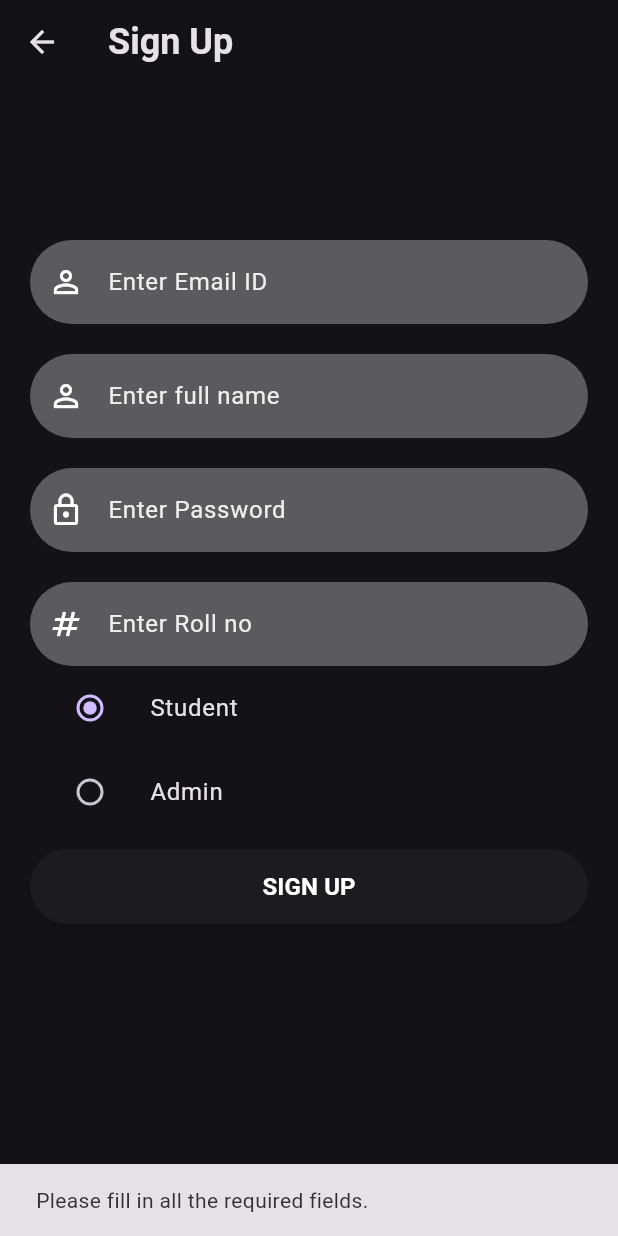
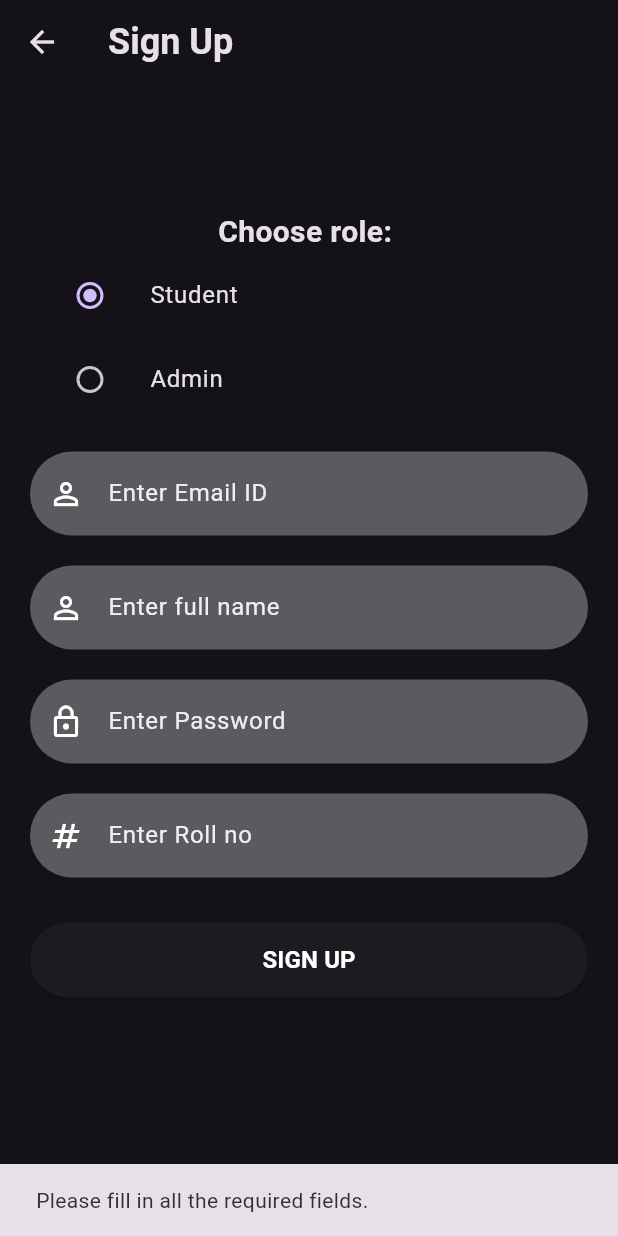
Before and after one commit to Akshat-Bharara/IRIS_2023_Akshat_231CS110, a Flutter app: the SignUpScreen screen opened directly, after a tap on "SIGN UP", on a phone screen of 412 x 824 dp. Run offline on Flutter 3.47's test engine with Material 3 defaults, Android fonts, the phone set to English and light mode, and no system bars; our stand-ins replace cloud_firestore, firebase_auth, firebase_core, firebase_messaging, hive, hive_flutter; accounts and stored records are empty.

Commit message:
Some small changes

```diff
--- a/lib/screens/admin_home_screen.dart
+++ b/lib/screens/admin_home_screen.dart
@@ -23,9 +23,8 @@ class _AdminHomeScreenState extends State<AdminHomeScreen> {
         decoration: BoxDecoration(
           gradient: LinearGradient(
             colors: [
-              hexStringToColor("CB2B93"),
-              hexStringToColor("9546C4"),
-              hexStringToColor("5E61F4")
+              hexStringToColor("00458e"),
+              hexStringToColor("000328")
             ],
             begin: Alignment.topCenter,
             end: Alignment.bottomCenter,
--- a/lib/screens/deduct_mess_balance.dart
+++ b/lib/screens/deduct_mess_balance.dart
@@ -52,6 +52,10 @@ class _DeductMessBalanceState extends State<DeductMessBalance> {
     QuerySnapshot querySnapshot = await usersCollection.where('role', isEqualTo: 'student').get();
 
     for (QueryDocumentSnapshot document in querySnapshot.docs) {
+
+      if(document['mess']=="Not allotted"){
+        continue;
+      }
 
       int difference = date2.difference(date1).inDays;
 
--- a/lib/screens/signup_screen.dart
+++ b/lib/screens/signup_screen.dart
@@ -12,66 +12,42 @@ class SignUpScreen extends StatefulWidget {
 }
 
 class _SignUpScreenState extends State<SignUpScreen> {
-
   TextEditingController _passwordTextController = TextEditingController();
   TextEditingController _emailTextController = TextEditingController();
   TextEditingController _nameTextController = TextEditingController();
   TextEditingController _rollnoTextController = TextEditingController();
-  var selectedOption="student";
-
-
+  var selectedOption = "student";
 
   @override
   Widget build(BuildContext context) {
-
-
-
-    return Scaffold(extendBodyBehindAppBar: true, appBar: AppBar(
+    return Scaffold(
+      extendBodyBehindAppBar: true,
+      appBar: AppBar(
         backgroundColor: Colors.transparent,
         elevation: 0,
-      title: const Text("Sign Up", style: TextStyle(fontSize: 24, fontWeight: FontWeight.bold),
+        title: const Text(
+          "Sign Up",
+          style: TextStyle(fontSize: 24, fontWeight: FontWeight.bold),
         ),
       ),
-
       body: Container(
         child: SingleChildScrollView(
           child: Padding(
-            padding: EdgeInsets.fromLTRB(20, 120, 20,0),
+            padding: EdgeInsets.fromLTRB(20, 120, 20, 0),
             child: Column(
-              children: <Widget> [
-
-
-
+              children: <Widget>[
                 const SizedBox(
                   height: 20,
                 ),
 
-                const SizedBox(
-                  height: 20,
+                const Text(
+                  "Choose role: ",
+                  style: TextStyle(fontSize: 20, fontWeight: FontWeight.bold),
+                  textAlign: TextAlign.justify,
                 ),
-                reusableTextField("Enter Email ID", Icons.person_outline, false, _emailTextController),
-
-                const SizedBox(
-                  height: 20,
-                ),
-                reusableTextField("Enter full name", Icons.person_outline, false, _nameTextController),
-
-                const SizedBox(
-                  height: 20,
-                ),
-                reusableTextField("Enter Password", Icons.lock_outline, true, _passwordTextController),
-
-
-
-
-
-                const SizedBox(
-                  height: 20,
-                ),
-                reusableTextField("Enter Roll no", Icons.numbers, false, _rollnoTextController),
 
                 Column(
-                  children: <Widget> [
+                  children: <Widget>[
                     ListTile(
                       title: const Text("Student"),
                       leading: Radio(
@@ -91,18 +67,46 @@ class _SignUpScreenState extends State<SignUpScreen> {
                             setState(() {
                               selectedOption = value!;
                             });
-                        })),
-
+                          }),
+                    ),
                   ],
                 ),
 
 
 
+                const SizedBox(
+                  height: 20,
+                ),
+
+                reusableTextField(
+                    "Enter Email ID", Icons.person_outline, false, _emailTextController),
+                const SizedBox(
+                  height: 20,
+                ),
+                reusableTextField(
+                    "Enter full name", Icons.person_outline, false, _nameTextController),
+                const SizedBox(
+                  height: 20,
+                ),
+                reusableTextField(
+                    "Enter Password", Icons.lock_outline, true, _passwordTextController),
+                if (selectedOption == "student")
+                  const SizedBox(
+                    height: 20,
+                  ),
+                if (selectedOption == "student")
+                  reusableTextField(
+                      "Enter Roll no", Icons.numbers, false, _rollnoTextController),
+
+                const SizedBox(
+                  height: 20,
+                ),
+
                 signInSignUpButton(context, false, () async {
                   if (_emailTextController.text.isEmpty ||
                       _nameTextController.text.isEmpty ||
                       _passwordTextController.text.isEmpty ||
-                      _rollnoTextController.text.isEmpty) {
+                      (selectedOption == "student" && _rollnoTextController.text.isEmpty)) {
                     ScaffoldMessenger.of(context).showSnackBar(
                       SnackBar(
                         content: Text('Please fill in all the required fields.'),
@@ -118,7 +122,10 @@ class _SignUpScreenState extends State<SignUpScreen> {
 
                     var db = FirebaseFirestore.instance;
 
-                    final data = {
+                    Map<String, dynamic> data = {};
+
+                    if (selectedOption == "student") {
+                      data = {
                       "name": _nameTextController.text,
                       "email": _emailTextController.text,
                       "role": selectedOption,
@@ -127,6 +134,15 @@ class _SignUpScreenState extends State<SignUpScreen> {
                       "mess": "Not Allotted",
                       "mess change": "Not initiated"
                     };
+                    }
+                    else{
+                      data = {
+                      "name": _nameTextController.text,
+                      "email": _emailTextController.text,
+                      "role": selectedOption
+                    };
+                    }
+
 
                     db.collection("users").doc(_emailTextController.text).set(data);
 
@@ -159,23 +175,12 @@ class _SignUpScreenState extends State<SignUpScreen> {
                       ),
                     );
                   }
-                }
-
-                ),
-
-
-
-              ]
+                }),
+              ],
             ),
           ),
         ),
       ),
-
     );
-
-
   }
-
-
-
 }
--- a/pubspec.yaml
+++ b/pubspec.yaml
@@ -42,6 +42,8 @@ dependencies:
   get: ^4.6.6
   hive:
   hive_flutter:
+  firebase_messaging:
+  firebase_analytics:
 
 dev_dependencies:
   flutter_test:
```
Also changed, not shown: lib/screens/signin_screen.dart (+23 -4 lines), pubspec.lock, 2 other files. Lines whose indentation alone changed are shown as unchanged.
